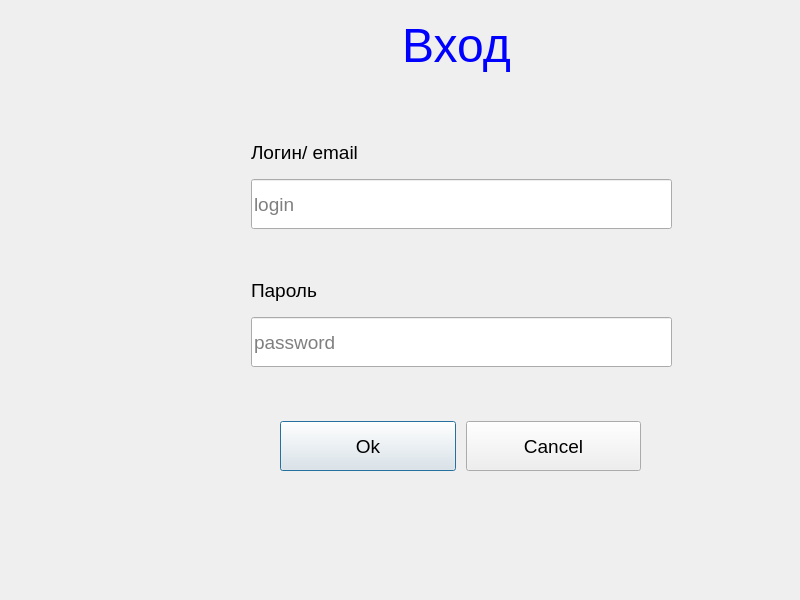
Above: testschool/login_form.ui from Natasha-rare/The-analysis-of-structure-and-dinamics-of-graduate-s-network-communities before the change. Below: the same form after it.
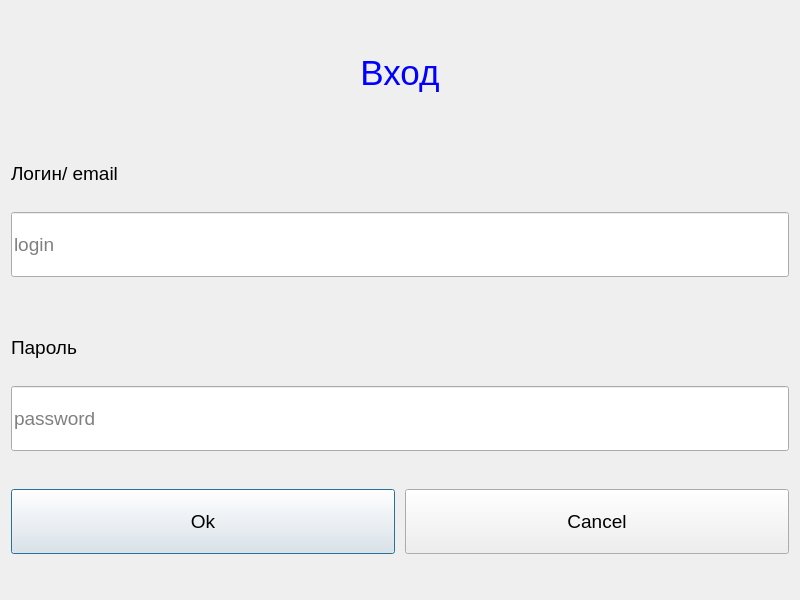
That is the form after the change.

What changed in the file:
```diff
--- a/testschool/login_form.ui
+++ b/testschool/login_form.ui
@@ -31,25 +31,25 @@
   <property name="windowTitle">
    <string>Dialog</string>
   </property>
+  <layout class="QGridLayout" name="gridLayout">
+   <item row="0" column="0">
   <widget class="QLabel" name="label">
-   <property name="geometry">
-    <rect>
-     <x>251</x>
-     <y>10</y>
-     <width>411</width>
-     <height>71</height>
-    </rect>
-   </property>
    <property name="minimumSize">
     <size>
      <width>312</width>
-     <height>41</height>
+       <height>40</height>
+      </size>
+     </property>
+     <property name="maximumSize">
+      <size>
+       <width>16777215</width>
+       <height>60</height>
     </size>
    </property>
    <property name="font">
     <font>
      <family>Arial</family>
-     <pointsize>36</pointsize>
+       <pointsize>26</pointsize>
     </font>
    </property>
    <property name="styleSheet">
@@ -62,56 +62,62 @@
     <set>Qt::AlignCenter</set>
    </property>
   </widget>
-  <widget class="QWidget" name="layoutWidget">
-   <property name="geometry">
-    <rect>
-     <x>280</x>
-     <y>420</y>
-     <width>361</width>
-     <height>52</height>
-    </rect>
-   </property>
-   <layout class="QHBoxLayout" name="horizontalLayout">
-    <property name="spacing">
-     <number>10</number>
-    </property>
+   </item>
+   <item row="1" column="0">
+    <layout class="QVBoxLayout" name="verticalLayout">
     <item>
-     <widget class="QPushButton" name="ok">
+      <widget class="QLabel" name="login_lbl">
       <property name="minimumSize">
        <size>
         <width>0</width>
-        <height>50</height>
-       </size>
-      </property>
+         <height>40</height>
+        </size>
+       </property>
+       <property name="maximumSize">
+        <size>
+         <width>16777215</width>
+         <height>65</height>
+        </size>
+       </property>
+       <property name="font">
+        <font>
+         <family>Arial</family>
+         <pointsize>14</pointsize>
+        </font>
+       </property>
       <property name="text">
-       <string>Ok</string>
+        <string>Логин/ email</string>
       </property>
      </widget>
     </item>
     <item>
-     <widget class="QPushButton" name="cancel">
+      <widget class="QLineEdit" name="login">
       <property name="minimumSize">
        <size>
         <width>0</width>
-        <height>50</height>
-       </size>
-      </property>
-      <property name="text">
-       <string>Cancel</string>
+         <height>65</height>
+        </size>
+       </property>
+       <property name="font">
+        <font>
+         <family>Arial</family>
+         <pointsize>14</pointsize>
+        </font>
+       </property>
+       <property name="placeholderText">
+        <string>login</string>
+       </property>
+       <property name="cursorMoveStyle">
+        <enum>Qt::LogicalMoveStyle</enum>
+       </property>
+       <property name="clearButtonEnabled">
+        <bool>true</bool>
       </property>
      </widget>
     </item>
    </layout>
-  </widget>
-  <widget class="QWidget" name="layoutWidget">
-   <property name="geometry">
-    <rect>
-     <x>251</x>
-     <y>269</y>
-     <width>421</width>
-     <height>98</height>
-    </rect>
-   </property>
+   </item>
+   <item row="2" column="0">
    <layout class="QVBoxLayout" name="verticalLayout_2">
     <item>
      <widget class="QLabel" name="label_3">
@@ -121,6 +127,12 @@
         <height>40</height>
        </size>
       </property>
+       <property name="maximumSize">
+        <size>
+         <width>16777215</width>
+         <height>65</height>
+        </size>
+       </property>
       <property name="font">
        <font>
         <family>Arial</family>
@@ -137,7 +149,7 @@
       <property name="minimumSize">
        <size>
         <width>0</width>
-        <height>50</height>
+         <height>65</height>
        </size>
       </property>
       <property name="font">
@@ -167,63 +179,41 @@
      </widget>
     </item>
    </layout>
-  </widget>
-  <widget class="QWidget" name="layoutWidget">
-   <property name="geometry">
-    <rect>
-     <x>251</x>
-     <y>131</y>
-     <width>421</width>
-     <height>98</height>
-    </rect>
-   </property>
-   <layout class="QVBoxLayout" name="verticalLayout">
+   </item>
+   <item row="3" column="0">
+    <layout class="QHBoxLayout" name="horizontalLayout">
+     <property name="spacing">
+      <number>10</number>
+     </property>
     <item>
-     <widget class="QLabel" name="login_lbl">
+      <widget class="QPushButton" name="ok">
       <property name="minimumSize">
        <size>
         <width>0</width>
-        <height>40</height>
-       </size>
-      </property>
-      <property name="font">
-       <font>
-        <family>Arial</family>
-        <pointsize>14</pointsize>
-       </font>
-      </property>
+         <height>65</height>
+        </size>
+       </property>
       <property name="text">
-       <string>Логин/ email</string>
+        <string>Ok</string>
       </property>
      </widget>
     </item>
     <item>
-     <widget class="QLineEdit" name="login">
+      <widget class="QPushButton" name="cancel">
       <property name="minimumSize">
        <size>
         <width>0</width>
-        <height>50</height>
-       </size>
-      </property>
-      <property name="font">
-       <font>
-        <family>Arial</family>
-        <pointsize>14</pointsize>
-       </font>
-      </property>
-      <property name="placeholderText">
-       <string>login</string>
-      </property>
-      <property name="cursorMoveStyle">
-       <enum>Qt::LogicalMoveStyle</enum>
-      </property>
-      <property name="clearButtonEnabled">
-       <bool>true</bool>
-      </property>
+         <height>65</height>
+        </size>
+       </property>
+       <property name="text">
+        <string>Cancel</string>
+       </property>
      </widget>
     </item>
    </layout>
-  </widget>
+   </item>
+  </layout>
  </widget>
  <resources/>
  <connections/>
```
Left out of the diff: 2 changed lines with no effect on the pictures. Lines whose indentation alone changed are shown as unchanged.
